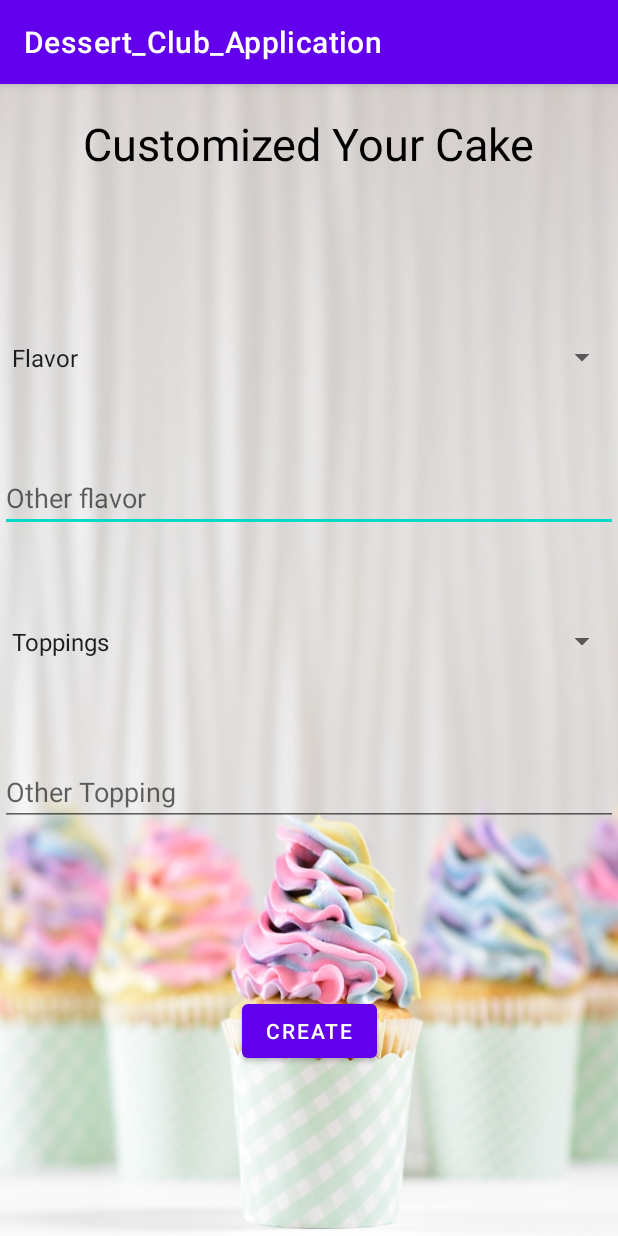
After one commit to sandakelum00/DessertClubApp, an Android app: the customizedcake screen opened directly, with no data from a screen before it, on a phone screen of 412 x 824 dp. The commit adds this screen. Run offline under Robolectric (Android 15) with nearby library versions, the phone set to English and light mode, and no system bars; our stand-ins replace Firebase (no records; nobody signed in at launch, a user with empty details on screens opened directly).

Commit message:
Login, SignUp, Customized Cake, Dashboard, Forgot Password

```diff
--- a/app/src/main/AndroidManifest.xml
+++ b/app/src/main/AndroidManifest.xml
@@ -35,7 +35,12 @@
         <activity
             android:name=".login"
             android:exported="true" />
+        <activity android:name=".customizedcake"
+            android:exported="true"/>
+        <activity android:name=".your_customized_details"
+            android:exported="true"/>
         <activity android:name=".Activity_cover">
+
 
             <intent-filter>
                 <action android:name="android.intent.action.MAIN" />
--- /dev/null
+++ b/app/src/main/java/com/example/dessert_club_application/customizedcake.java
@@ -0,0 +1,88 @@
+package com.example.dessert_club_application;
+
+import android.content.Intent;
+import android.os.Bundle;
+import android.view.View;
+import android.widget.Button;
+import android.widget.EditText;
+import android.widget.Spinner;
+import android.widget.Toast;
+
+import androidx.annotation.NonNull;
+import androidx.annotation.Nullable;
+import androidx.appcompat.app.AppCompatActivity;
+
+import com.google.firebase.database.DatabaseError;
+import com.google.firebase.database.DatabaseReference;
+import com.google.firebase.database.FirebaseDatabase;
+
+import java.util.ArrayList;
+
+public class customizedcake extends AppCompatActivity {
+
+    private Spinner spinnerF, spinnerT;
+    private EditText otherF, otherT;
+    private Button btnCC;
+    FirebaseDatabase database;
+    DatabaseReference reference;
+
+    private ArrayList<String> arrayList = new ArrayList<>();
+
+    @Override
+    protected void onCreate(Bundle savedInstanceState) {
+        super.onCreate(savedInstanceState);
+        setContentView(R.layout.activity_customized_cake);
+
+        spinnerF = findViewById(R.id.spinner_flavours);
+        spinnerT = findViewById(R.id.spinner_topping);
+        otherF = findViewById(R.id.other_flavours);
+        otherT = findViewById(R.id.other_topping);
+        btnCC = (Button) findViewById(R.id.button_creat_cc);
+
+
+        database = FirebaseDatabase.getInstance();
+
+        reference = database.getReference().child("cake");
+
+        btnCC.setOnClickListener(new View.OnClickListener() {
+            @Override
+            public void onClick(View v) {
+                String other_flavor=otherF.getText().toString();
+                String other_topping=otherT.getText().toString();
+                String flavour=spinnerF.getSelectedItem().toString();
+                String topping=spinnerT.getSelectedItem().toString();
+
+                if(flavour.isEmpty()&& topping.isEmpty()){
+                    Toast.makeText(customizedcake.this, "Please Enter your favourites!", Toast.LENGTH_SHORT).show();
+
+                }else{
+                    String id= reference.push().getKey();
+                    cakes cakes= new cakes();
+                    cakes.setFlavor(flavour);
+                    cakes.setOtherF(other_flavor);
+                    cakes.setTopping(topping);
+                    cakes.setOtherT(other_topping);
+
+                    reference.child(id).setValue(cakes, new DatabaseReference.CompletionListener() {
+                        @Override
+                        public void onComplete(@Nullable DatabaseError error, @NonNull DatabaseReference ref) {
+                            if(error==null){
+                                Toast.makeText(customizedcake.this, "Data inserted Successfully!", Toast.LENGTH_SHORT).show();
+                                Intent intent=new Intent(customizedcake.this,your_customized_details.class);
+                                startActivity(intent);
+                            }
+                            else{
+                                Toast.makeText(customizedcake.this, "Error!", Toast.LENGTH_SHORT).show();
+                            }
+                        }
+                    });
+                }
+
+            }
+
+
+        });
+
+
+    }
+}
--- /dev/null
+++ b/app/src/main/res/layout/activity_customized_cake.xml
@@ -0,0 +1,90 @@
+<?xml version="1.0" encoding="utf-8"?>
+<androidx.constraintlayout.widget.ConstraintLayout xmlns:android="http://schemas.android.com/apk/res/android"
+    xmlns:app="http://schemas.android.com/apk/res-auto"
+    xmlns:tools="http://schemas.android.com/tools"
+    android:layout_width="match_parent"
+    android:layout_height="match_parent"
+    android:background="@drawable/bg15"
+    tools:context=".customized_cake">
+
+    <TextView
+        android:id="@+id/text_cus_cake"
+        android:layout_width="wrap_content"
+        android:layout_height="wrap_content"
+        android:text="@string/customized_cake"
+        android:textColor="@color/black"
+        android:textSize="30sp"
+        app:layout_constraintBottom_toBottomOf="parent"
+        app:layout_constraintEnd_toEndOf="parent"
+        app:layout_constraintHorizontal_bias="0.498"
+        app:layout_constraintStart_toStartOf="parent"
+        app:layout_constraintTop_toTopOf="parent"
+        app:layout_constraintVertical_bias="0.027" />
+
+    <Spinner
+        android:id="@+id/spinner_flavours"
+        android:layout_width="match_parent"
+        android:layout_height="50dp"
+        android:entries="@array/cake_flavors"
+        app:layout_constraintBottom_toBottomOf="parent"
+        app:layout_constraintEnd_toEndOf="parent"
+        app:layout_constraintHorizontal_bias="0.0"
+        app:layout_constraintStart_toStartOf="parent"
+        app:layout_constraintTop_toBottomOf="@+id/text_cus_cake"
+        app:layout_constraintVertical_bias="0.148" />
+
+    <EditText
+        android:id="@+id/other_flavours"
+        android:layout_width="match_parent"
+        android:layout_height="wrap_content"
+        android:ems="10"
+        android:hint="@string/hint_other_flavour"
+        android:importantForAutofill="no"
+        android:inputType="textPersonName"
+        android:text="@string/other_flavor"
+        app:layout_constraintBottom_toBottomOf="parent"
+        app:layout_constraintEnd_toEndOf="parent"
+        app:layout_constraintHorizontal_bias="1.0"
+        app:layout_constraintStart_toStartOf="parent"
+        app:layout_constraintTop_toBottomOf="@+id/spinner_flavours"
+        app:layout_constraintVertical_bias="0.089" />
+
+    <Spinner
+        android:id="@+id/spinner_topping"
+        android:layout_width="match_parent"
+        android:layout_height="50dp"
+        android:entries="@array/cake_toppings"
+        app:layout_constraintBottom_toBottomOf="parent"
+        app:layout_constraintEnd_toEndOf="parent"
+        app:layout_constraintHorizontal_bias="0.0"
+        app:layout_constraintStart_toStartOf="parent"
+        app:layout_constraintTop_toBottomOf="@+id/other_flavours"
+        app:layout_constraintVertical_bias="0.114" />
+
+    <EditText
+        android:id="@+id/other_topping"
+        android:layout_width="match_parent"
+        android:layout_height="wrap_content"
+        android:ems="10"
+        android:hint="@string/other_topping"
+        android:importantForAutofill="no"
+        android:inputType="textPersonName"
+        android:text="@string/other_top"
+        app:layout_constraintBottom_toBottomOf="parent"
+        app:layout_constraintEnd_toEndOf="parent"
+        app:layout_constraintHorizontal_bias="0.0"
+        app:layout_constraintStart_toStartOf="parent"
+        app:layout_constraintTop_toBottomOf="@+id/spinner_topping"
+        app:layout_constraintVertical_bias="0.161" />
+
+    <Button
+        android:id="@+id/button_creat_cc"
+        android:layout_width="wrap_content"
+        android:layout_height="wrap_content"
+        android:text="@string/btn_create_cc"
+        app:layout_constraintBottom_toBottomOf="parent"
+        app:layout_constraintEnd_toEndOf="parent"
+        app:layout_constraintHorizontal_bias="0.5"
+        app:layout_constraintStart_toStartOf="parent"
+        app:layout_constraintTop_toBottomOf="@+id/other_topping" />
+</androidx.constraintlayout.widget.ConstraintLayout>
```
Also changed, not shown: app/src/main/java/com/example/dessert_club_application/cakes.java (added, +48 -0 lines), app/src/main/java/com/example/dessert_club_application/your_customized_details.java (added, +74 -0 lines), app/src/main/res/layout/activity_your_customized_details.xml (added, +88 -0 lines), app/src/main/res/values/strings.xml (+11 -7 lines), app/src/main/res/drawable/bg15.jpg (added).
